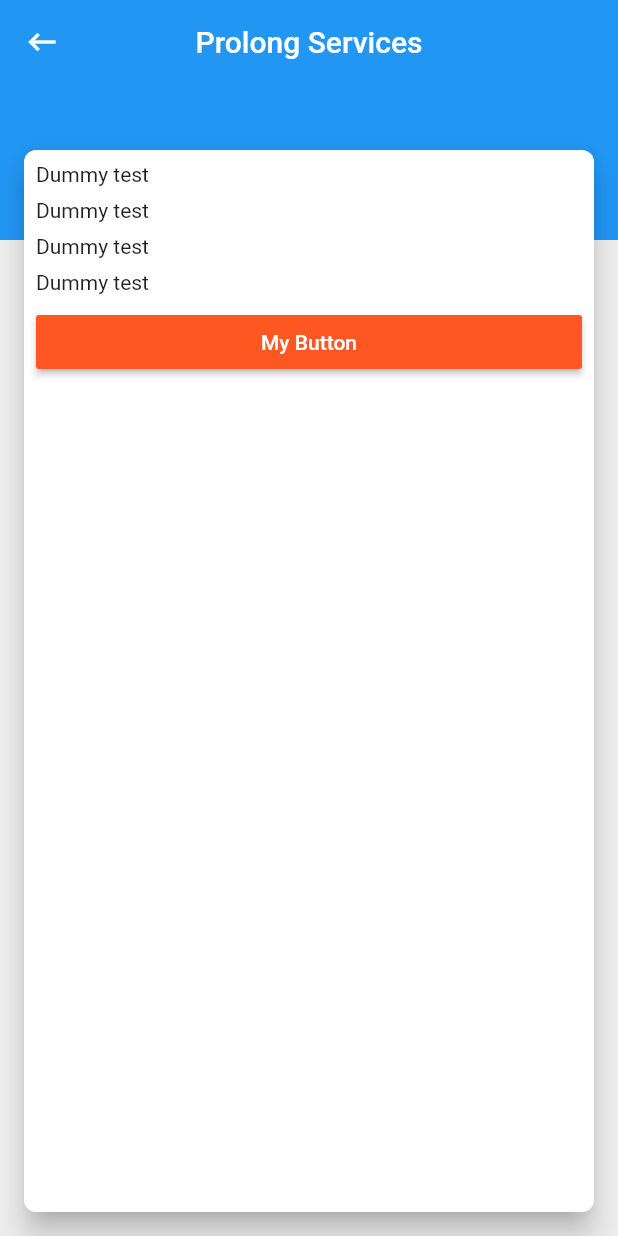
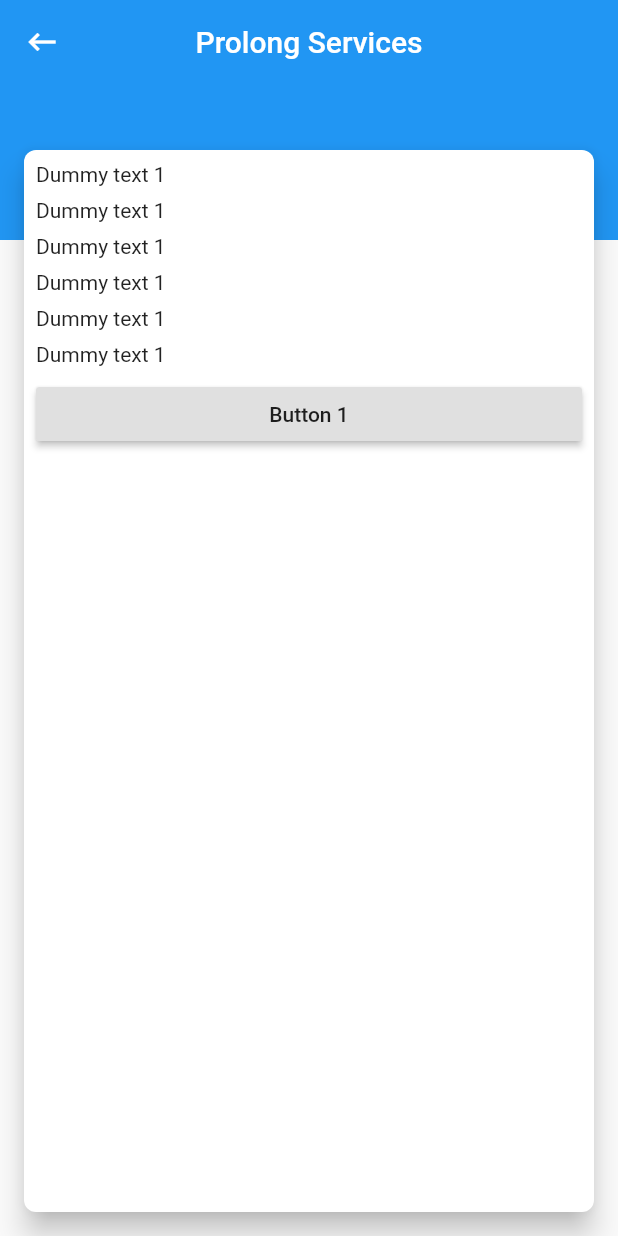
Before and after one commit to prolongservices/Flutter-Custom-AppBar, a Flutter app: the screen it shows after launch, on a phone screen of 412 x 824 dp. Run offline on Flutter 3.47's test engine with Material 2 defaults, Android fonts, the phone set to English and light mode, and no system bars.

Commit message:
final code

```diff
--- a/lib/main_screen.dart
+++ b/lib/main_screen.dart
@@ -4,7 +4,6 @@ class MainScreen extends StatelessWidget {
   @override
   Widget build(BuildContext context) {
     return Scaffold(
-      backgroundColor: Colors.grey[200],
       body: Stack(
         children: <Widget>[
           Container(
@@ -13,27 +12,19 @@ class MainScreen extends StatelessWidget {
               title: Text('Prolong Services'),
               centerTitle: true,
               elevation: 0.0,
-              leading: InkWell(
-                child: Padding(
-                  padding: const EdgeInsets.all(16.0),
-                  child: Icon(Icons.keyboard_backspace),
-                ),
-                onTap: () {
-                  Navigator.pop(context);
-                },
-              ),
+              leading: InkWell(child: Icon(Icons.keyboard_backspace), onTap: (){},),
             ),
           ),
           Padding(
-            padding: EdgeInsets.only(top: 100),
+            padding: const EdgeInsets.only(top: 100),
             child: Card(
+              child: _buildBody(),
+              margin: EdgeInsets.fromLTRB(16, 0, 16, 16),
+              elevation: 8,
+              shape: RoundedRectangleBorder(
+                borderRadius: BorderRadius.circular(8)
+              ),
               clipBehavior: Clip.antiAlias,
-              margin: EdgeInsets.fromLTRB(16, 0, 16, 16),
-              shape: new RoundedRectangleBorder(
-                borderRadius: BorderRadius.circular(8.0),
-              ),
-              elevation: 8,
-              child: _buildBody(context),
             ),
           )
         ],
@@ -41,25 +32,24 @@ class MainScreen extends StatelessWidget {
     );
   }
 
-  _buildBody(context) {
+  _buildBody() {
     return Padding(
       padding: const EdgeInsets.all(8.0),
       child: ListView(
         children: <Widget>[
-          Text('Dummy test'),
+          Text('Dummy text 1'),
           SizedBox(height: 8,),
-          Text('Dummy test'),
+          Text('Dummy text 1'),
           SizedBox(height: 8,),
-          Text('Dummy test'),
+          Text('Dummy text 1'),
           SizedBox(height: 8,),
-          Text('Dummy test'),
+          Text('Dummy text 1'),
           SizedBox(height: 8,),
-          RaisedButton(
-            onPressed: () {},
-            child: Text('My Button'),
-            color: Colors.deepOrange,
-            textColor: Colors.white,
-          )
+          Text('Dummy text 1'),
+          SizedBox(height: 8,),
+          Text('Dummy text 1'),
+          SizedBox(height: 8,),
+          RaisedButton(onPressed: (){}, child: Text('Button 1'),)
         ],
       ),
     );
```
